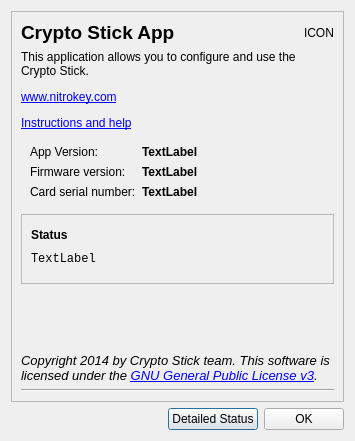
Above: aboutdialog.ui from Nitrokey/nitrokey-app before the change. Below: the same form after it.
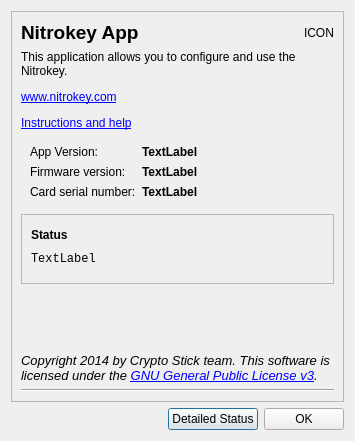
That is the form after the change. Icons and pictures are not drawn.

Commit message: Cryptostick -> Nitrokey

The edit to the form file:
```diff
--- a/aboutdialog.ui
+++ b/aboutdialog.ui
@@ -54,7 +54,7 @@
            </font>
           </property>
           <property name="text">
-           <string>Crypto Stick App</string>
+           <string>Nitrokey App</string>
           </property>
          </widget>
         </item>
@@ -91,7 +91,7 @@
            </sizepolicy>
           </property>
           <property name="text">
-           <string>&lt;html&gt;&lt;head/&gt;&lt;body&gt;&lt;p&gt;This application allows you to configure and use the Crypto Stick.&lt;/p&gt;&lt;p&gt;&lt;a href=&quot;https://nitrokey.com&quot;&gt;&lt;span style=&quot; text-decoration: underline; color:#0000ff;&quot;&gt;www.nitrokey.com&lt;/span&gt;&lt;/a&gt;&lt;/p&gt;&lt;p&gt;&lt;a href=&quot;https://nitrokey.com/start&quot;&gt;&lt;span style=&quot; text-decoration: underline; color:#0000ff;&quot;&gt;Instructions and help&lt;/span&gt;&lt;/a&gt;&lt;/p&gt;&lt;/body&gt;&lt;/html&gt;</string>
+           <string>&lt;html&gt;&lt;head/&gt;&lt;body&gt;&lt;p&gt;This application allows you to configure and use the Nitrokey.&lt;/p&gt;&lt;p&gt;&lt;a href=&quot;https://nitrokey.com&quot;&gt;&lt;span style=&quot; text-decoration: underline; color:#0000ff;&quot;&gt;www.nitrokey.com&lt;/span&gt;&lt;/a&gt;&lt;/p&gt;&lt;p&gt;&lt;a href=&quot;https://nitrokey.com/start&quot;&gt;&lt;span style=&quot; text-decoration: underline; color:#0000ff;&quot;&gt;Instructions and help&lt;/span&gt;&lt;/a&gt;&lt;/p&gt;&lt;/body&gt;&lt;/html&gt;</string>
           </property>
           <property name="alignment">
            <set>Qt::AlignLeading|Qt::AlignLeft|Qt::AlignTop</set>
```
